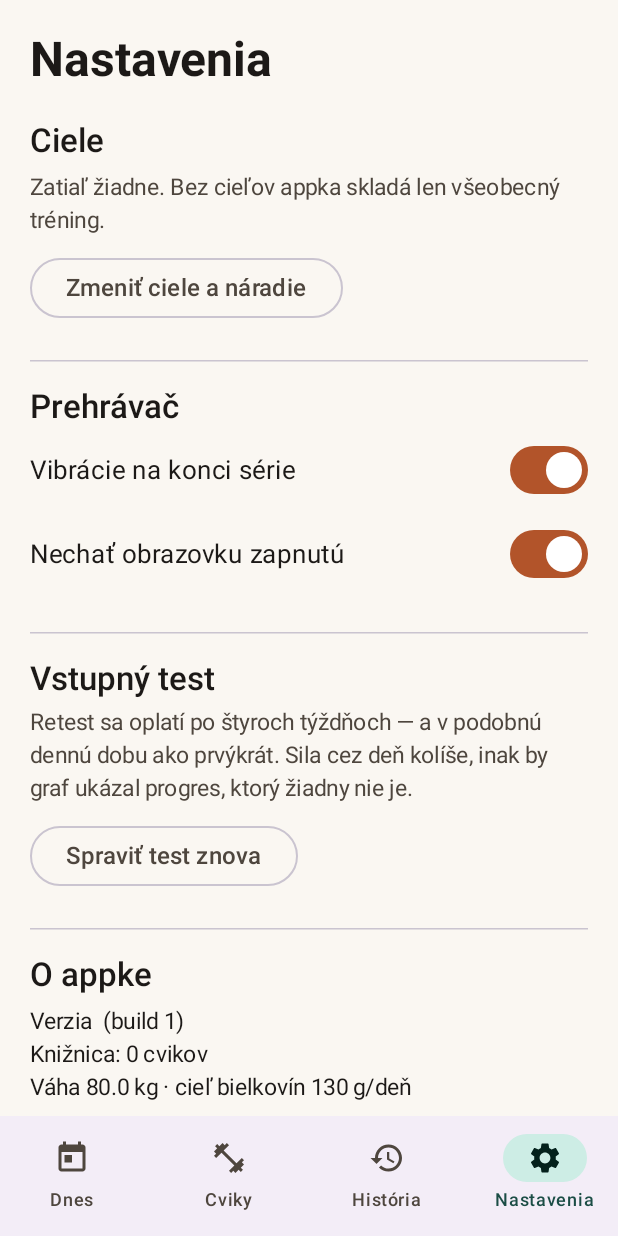
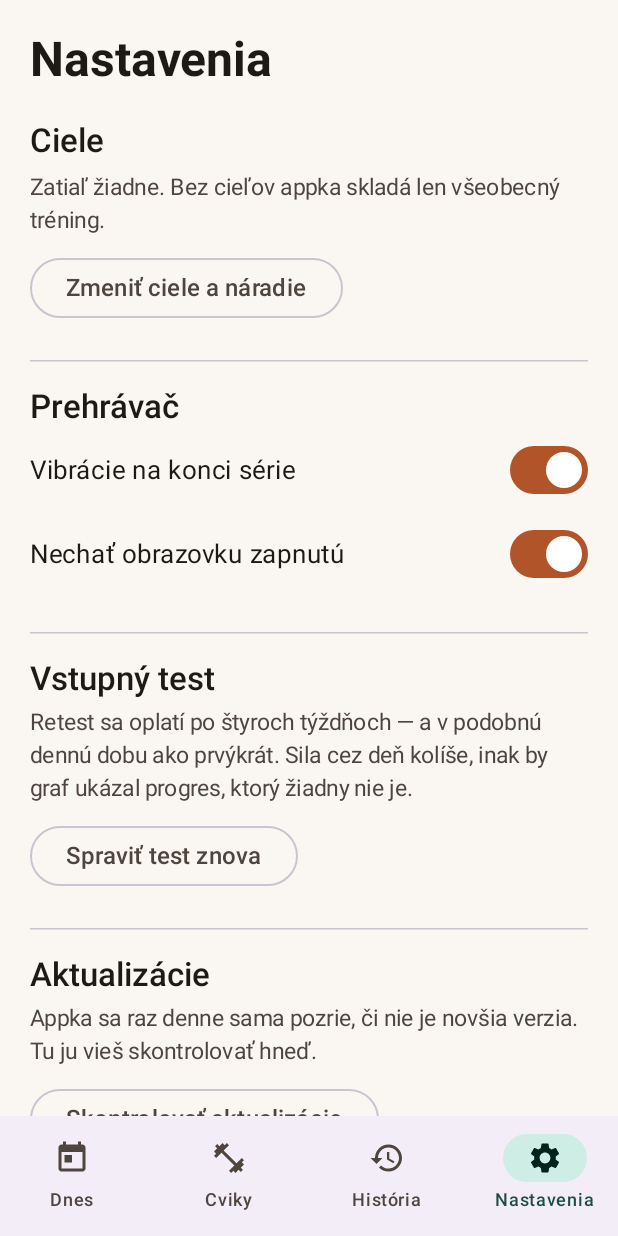
Before and after one commit to mrlukas161/Cvicime, an Android app built with Jetpack Compose: the nastavenia screen opened through its navigation route, on a phone screen of 412 x 824 dp. Run offline under Robolectric (Android 15) with nearby library versions, the light colour scheme and no system bars; our stand-ins replace Room's generated code; 1 statement that could not run was skipped.

Commit message:
0.3.0: in-app aktualizacia z GitHub Releases (denna kontrola + rucne tlacidlo), APK v release sa menuje cvicime-<versionCode>.apk

```diff
--- a/app/src/main/java/sk/havrila/cvicime/ui/obrazovky/Nastavenia.kt
+++ b/app/src/main/java/sk/havrila/cvicime/ui/obrazovky/Nastavenia.kt
@@ -19,11 +19,13 @@ import androidx.compose.runtime.Composable
 import androidx.compose.runtime.getValue
 import androidx.compose.runtime.mutableStateOf
 import androidx.compose.runtime.remember
+import androidx.compose.runtime.rememberCoroutineScope
 import androidx.compose.runtime.setValue
 import androidx.compose.ui.Alignment
 import androidx.compose.ui.Modifier
 import androidx.compose.ui.platform.LocalContext
 import androidx.compose.ui.unit.dp
+import sk.havrila.cvicime.aktualizacia.AppUpdater
 import androidx.lifecycle.AndroidViewModel
 import androidx.lifecycle.compose.collectAsStateWithLifecycle
 import androidx.lifecycle.viewModelScope
@@ -78,11 +80,13 @@ fun NastaveniaObrazovka(naOnboarding: () -> Unit, model: NastaveniaModel = viewM
     val profil by model.profil.collectAsStateWithLifecycle()
     val ciele by model.ciele.collectAsStateWithLifecycle()
     val pocetCvikov by model.pocetCvikov.collectAsStateWithLifecycle()
-    @Suppress("UNUSED_VARIABLE")
     val kontext = LocalContext.current
+    val rozsah = rememberCoroutineScope()
 
     var vibracie by remember { mutableStateOf(model.prefs.vibracieZapnute) }
     var obrazovka by remember { mutableStateOf(model.prefs.obrazovkaStaleZapnuta) }
+    var hladam by remember { mutableStateOf(false) }
+    var stavAktualizacie by remember { mutableStateOf<String?>(null) }
 
     Column(
         modifier = Modifier
@@ -140,6 +144,42 @@ fun NastaveniaObrazovka(naOnboarding: () -> Unit, model: NastaveniaModel = viewM
         HorizontalDivider()
         Spacer(Modifier.height(16.dp))
 
+        Text("Aktualizácie", style = MaterialTheme.typography.titleLarge)
+        Spacer(Modifier.height(4.dp))
+        Text(
+            "Appka sa raz denne sama pozrie, či nie je novšia verzia. Tu ju vieš skontrolovať hneď.",
+            style = MaterialTheme.typography.bodyMedium,
+            color = MaterialTheme.colorScheme.onSurfaceVariant,
+        )
+        Spacer(Modifier.height(10.dp))
+        OutlinedButton(
+            enabled = !hladam,
+            onClick = {
+                hladam = true
+                stavAktualizacie = null
+                rozsah.launch {
+                    val nova = AppUpdater.zisti(kontext, nasilu = true)
+                    if (nova == null) {
+                        hladam = false
+                        stavAktualizacie = "Máš najnovšiu verziu."
+                    } else {
+                        stavAktualizacie = "Sťahujem ${nova.nazovVerzie}…"
+                        val problem = AppUpdater.stiahniANainstaluj(kontext, nova)
+                        hladam = false
+                        stavAktualizacie = problem ?: "Stiahnuté — potvrď inštaláciu."
+                    }
+                }
+            },
+        ) { Text(if (hladam) "Kontrolujem…" else "Skontrolovať aktualizácie") }
+        stavAktualizacie?.let {
+            Spacer(Modifier.height(8.dp))
+            Text(it, style = MaterialTheme.typography.bodyMedium)
+        }
+
+        Spacer(Modifier.height(24.dp))
+        HorizontalDivider()
+        Spacer(Modifier.height(16.dp))
+
         Text("O appke", style = MaterialTheme.typography.titleLarge)
         Spacer(Modifier.height(6.dp))
         Text(
--- a/gradle.properties
+++ b/gradle.properties
@@ -5,5 +5,5 @@ org.gradle.caching=true
 kotlin.code.style=official
 
 # Versioning - citane CI workflowom pri tvorbe releasu
-VERSION_NAME=0.2.0
-VERSION_CODE=3
+VERSION_NAME=0.3.0
+VERSION_CODE=4
```
Also changed, not shown: app/src/main/java/sk/havrila/cvicime/MainActivity.kt (+63 -0 lines), app/src/main/java/sk/havrila/cvicime/aktualizacia/AppUpdater.kt (added, +134 -0 lines), 1 other file.
